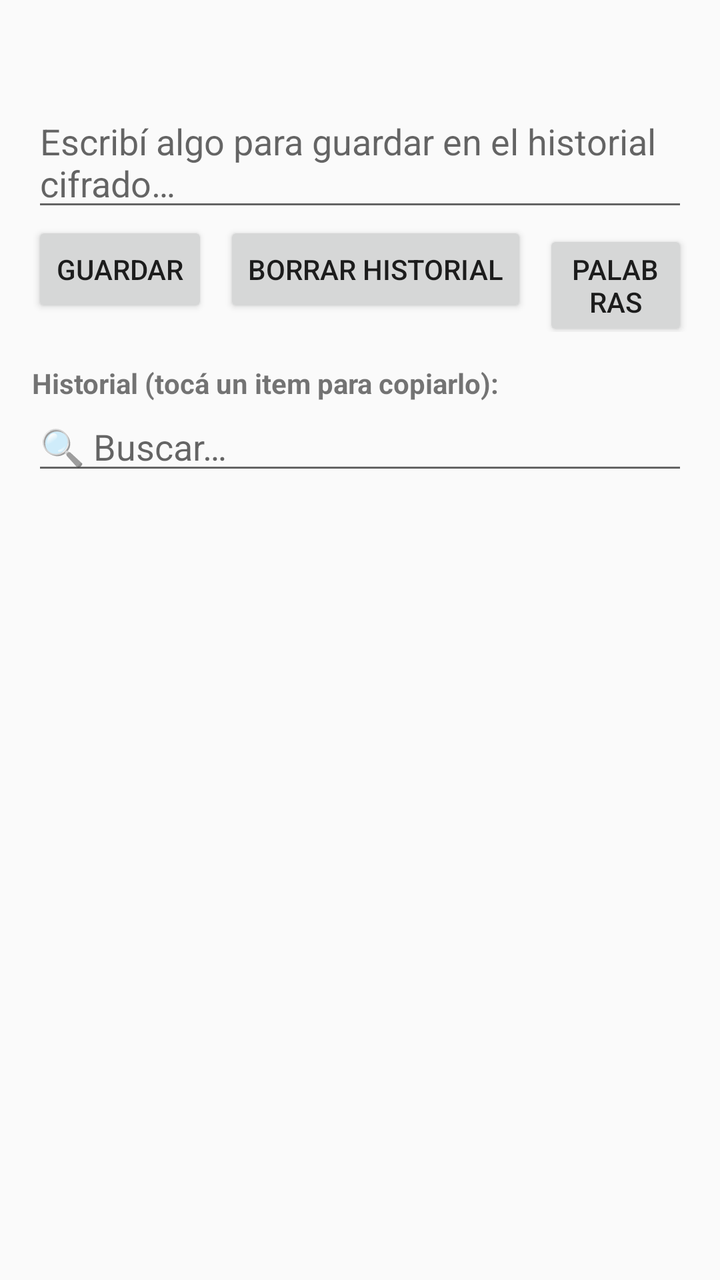
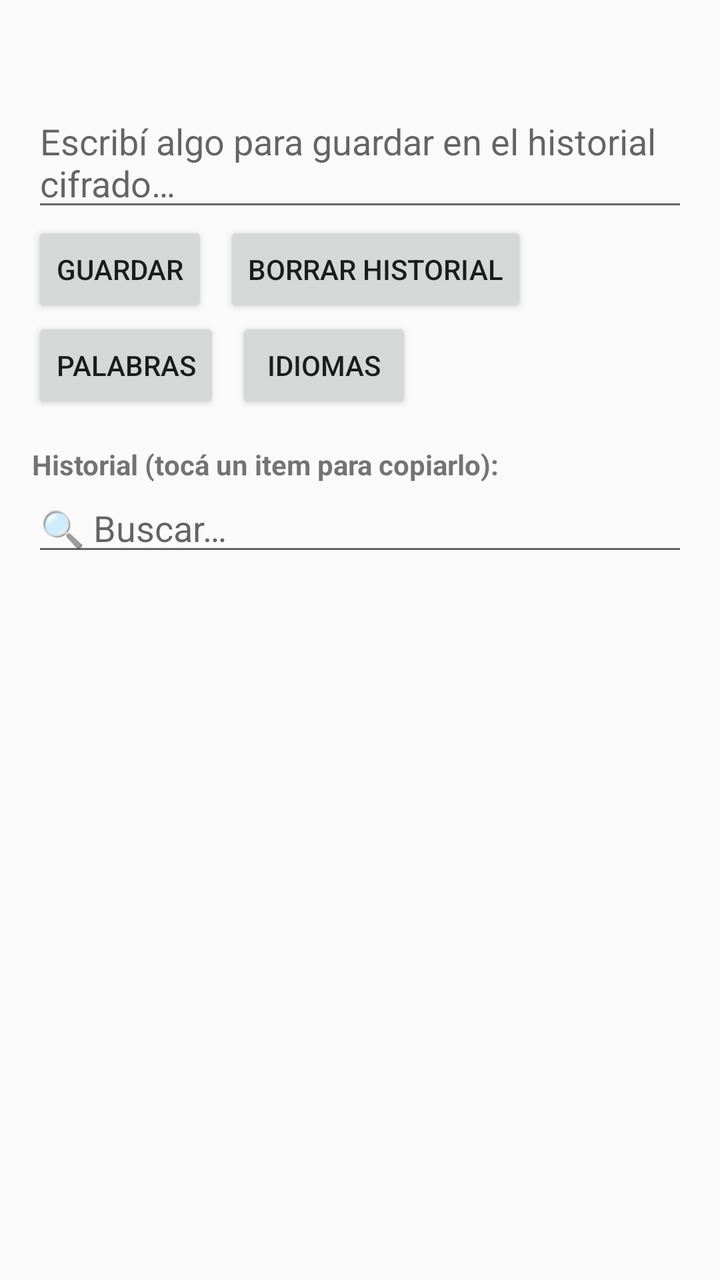

Compare the two renders of this Android layout. The source of the first and the diff that turns it into the second are given below.
<!-- AndroidManifest.xml: application theme Theme.AppCompat.DayNight.NoActionBar -->
<!-- res/layout/activity_main.xml -->
<LinearLayout xmlns:android="http://schemas.android.com/apk/res/android"
    android:layout_width="match_parent"
    android:layout_height="match_parent"
    android:id="@+id/root"
    android:orientation="vertical"
    android:padding="16dp">

    <TextView
        android:id="@+id/header"
        android:layout_width="match_parent"
        android:layout_height="wrap_content"
        android:textSize="18sp"
        android:paddingBottom="8dp" />

    <EditText
        android:id="@+id/input"
        android:layout_width="match_parent"
        android:layout_height="wrap_content"
        android:hint="Escribí algo para guardar en el historial cifrado…" />

    <LinearLayout
        android:layout_width="match_parent"
        android:layout_height="wrap_content"
        android:orientation="horizontal">

        <Button
            android:id="@+id/save_button"
            android:layout_width="wrap_content"
            android:layout_height="wrap_content"
            android:text="Guardar" />

        <Button
            android:id="@+id/clear_button"
            android:layout_width="wrap_content"
            android:layout_height="wrap_content"
            android:layout_marginStart="8dp"
            android:text="Borrar historial" />

        <Button
            android:id="@+id/words_button"
            android:layout_width="wrap_content"
            android:layout_height="wrap_content"
            android:layout_marginStart="8dp"
            android:text="Palabras" />
    </LinearLayout>

    <TextView
        android:layout_width="match_parent"
        android:layout_height="wrap_content"
        android:paddingTop="16dp"
        android:text="Historial (tocá un item para copiarlo):"
        android:textStyle="bold" />

    <EditText
        android:id="@+id/search"
        android:layout_width="match_parent"
        android:layout_height="wrap_content"
        android:hint="🔍 Buscar…"
        android:inputType="text" />

    <ListView
        android:id="@+id/history_list"
        android:layout_width="match_parent"
        android:layout_height="match_parent" />

</LinearLayout>
<!-- resources referenced by this layout -->
<resources>

</resources>

<!-- the commit's change to res/layout/activity_main.xml (unified diff, before → after) -->
@@ -35,13 +35,26 @@
             android:layout_height="wrap_content"
             android:layout_marginStart="8dp"
             android:text="Borrar historial" />
+    </LinearLayout>
+
+    
+    <LinearLayout
+        android:layout_width="match_parent"
+        android:layout_height="wrap_content"
+        android:orientation="horizontal">
 
         <Button
             android:id="@+id/words_button"
             android:layout_width="wrap_content"
             android:layout_height="wrap_content"
+            android:text="Palabras" />
+
+        <Button
+            android:id="@+id/languages_button"
+            android:layout_width="wrap_content"
+            android:layout_height="wrap_content"
             android:layout_marginStart="8dp"
-            android:text="Palabras" />
+            android:text="Idiomas" />
     </LinearLayout>
 
     <TextView
